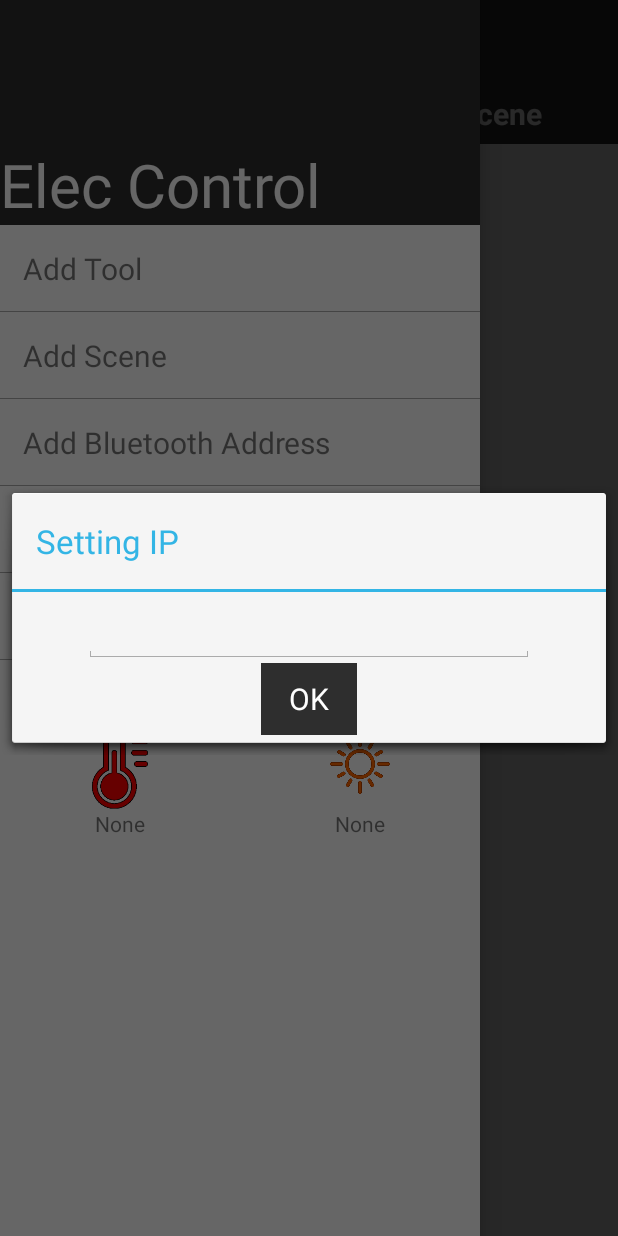
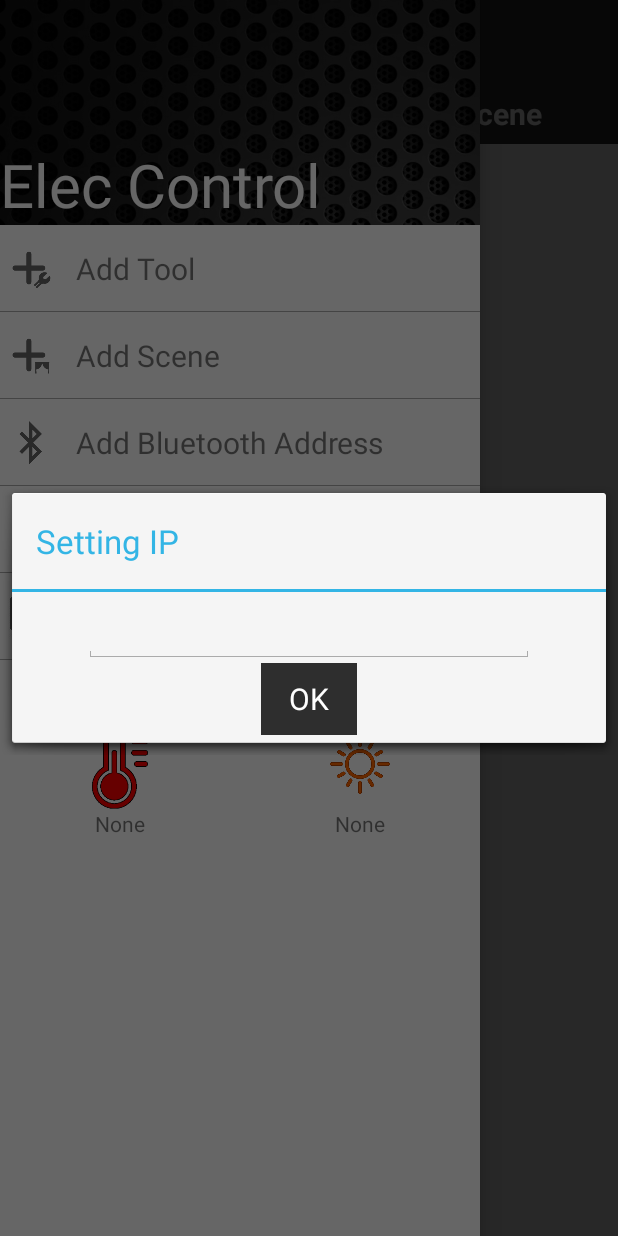
Before and after one commit to dookdikz/seniorProject, an Android app: the screen it shows after launch once a user with an empty profile is signed in (MainActivity), with the side drawer open, on a phone screen of 412 x 824 dp. Run offline under Robolectric (Android 15) with nearby library versions, the light colour scheme and no system bars; our stand-ins replace Firebase (no records; nobody signed in at launch, a user with empty details on screens opened directly); 3 statements that could not run were skipped.

Commit message:
fix bug alarm edit icon hamberger

```diff
--- a/ElecControl/app/src/main/AndroidManifest.xml
+++ b/ElecControl/app/src/main/AndroidManifest.xml
@@ -5,7 +5,9 @@
 
     <uses-permission android:name="android.permission.ACCESS_WIFI_STATE" />
     <uses-permission android:name="android.permission.INTERNET" />
-
+    <uses-permission android:name="android.permission.GET_ACCOUNTS"></uses-permission>
+    <uses-permission android:name="android.permission.AUTHENTICATE_ACCOUNTS"></uses-permission>
+    <uses-permission android:name="android.permission.ACCESS_NETWORK_STATE" />
     <uses-permission android:name="android.permission.WAKE_LOCK" />
     <uses-permission android:name="android.permission.DISABLE_KEYGUARD" />
 
--- a/ElecControl/app/src/main/java/com/example/tanawat/eleccontrol/activity/MainActivity.java
+++ b/ElecControl/app/src/main/java/com/example/tanawat/eleccontrol/activity/MainActivity.java
@@ -1,21 +1,22 @@
 package com.example.tanawat.eleccontrol.activity;
 
 
-import android.support.annotation.NonNull;
-import android.support.v4.app.Fragment;
+import android.content.Context;
 import android.content.DialogInterface;
 import android.content.Intent;
+import android.content.SharedPreferences;
 import android.content.res.Configuration;
 import android.os.Bundle;
+import android.support.annotation.NonNull;
 import android.support.annotation.Nullable;
 import android.support.v4.app.DialogFragment;
+import android.support.v4.app.Fragment;
 import android.support.v4.app.FragmentTransaction;
 import android.support.v4.widget.DrawerLayout;
 import android.support.v7.app.ActionBarDrawerToggle;
 import android.support.v7.app.AlertDialog;
 import android.support.v7.app.AppCompatActivity;
 import android.support.v7.widget.Toolbar;
-import android.util.Log;
 import android.view.MenuItem;
 import android.view.View;
 import android.widget.Button;
@@ -26,12 +27,9 @@ import android.widget.Toast;
 import com.example.tanawat.eleccontrol.R;
 import com.example.tanawat.eleccontrol.cms.ButtonItemCms;
 import com.example.tanawat.eleccontrol.cms.ButtonItemCollectionCms;
-import com.example.tanawat.eleccontrol.fragment.LoginFragment;
 import com.example.tanawat.eleccontrol.fragment.MainFragment;
 import com.example.tanawat.eleccontrol.fragment.SceneFragment;
 import com.example.tanawat.eleccontrol.fragment.SettingDialogFragment;
-
-
 import com.google.android.gms.auth.api.Auth;
 import com.google.android.gms.common.ConnectionResult;
 import com.google.android.gms.common.api.GoogleApiClient;
@@ -42,6 +40,7 @@ import com.google.firebase.database.DatabaseError;
 import com.google.firebase.database.DatabaseReference;
 import com.google.firebase.database.FirebaseDatabase;
 import com.google.firebase.database.ValueEventListener;
+import com.google.gson.Gson;
 
 public class MainActivity extends AppCompatActivity implements MainFragment.FragmentListener, SceneFragment.FragmentListener, GoogleApiClient.OnConnectionFailedListener {
     private static final String ANONYMOUS ="anonymous" ;
@@ -60,6 +59,8 @@ public class MainActivity extends AppCompatActivity implements MainFragment.Frag
     private FirebaseAuth mFirebaseAuth;
     private FirebaseUser mFirebaseUser;
     private GoogleApiClient mGoogleApiClient;
+    final DatabaseReference mRootRef = FirebaseDatabase.getInstance().getReference();
+
     Intent intentService;
 String mUsername;
     String mPhotoUrl;
@@ -70,8 +71,10 @@ String mUsername;
         super.onCreate(savedInstanceState);
         setContentView(R.layout.activity_main);
         mUsername = ANONYMOUS;
+
         mFirebaseAuth = FirebaseAuth.getInstance();
         mFirebaseUser = mFirebaseAuth.getCurrentUser();
+
         if (mFirebaseUser == null) {
             // Not signed in, launch the Sign In activity
 
@@ -80,8 +83,6 @@ String mUsername;
             return;
         } else {
             mUsername = mFirebaseUser.getUid();
-
-            Log.d("mUser",mUsername);
             if (mFirebaseUser.getPhotoUrl() != null) {
                 mPhotoUrl = mFirebaseUser.getPhotoUrl().toString();
             }
@@ -98,7 +99,12 @@ String mUsername;
 
         initInstance();
         if (savedInstanceState == null) {
-        intentService = new Intent(this,MyService.class);
+            SharedPreferences pref = getApplicationContext().getSharedPreferences("mUserId", Context.MODE_PRIVATE);
+            SharedPreferences.Editor editor = pref.edit();
+            String json = new Gson().toJson(mUsername);
+            editor.putString("json", json);
+            editor.apply();
+            intentService = new Intent(this,MyService.class);
             intentService.putExtra("mUser",mUsername);
 
             startService(intentService);
@@ -131,7 +137,7 @@ String mUsername;
         mRootRef.child("sensor/temp").addValueEventListener(new ValueEventListener() {
             @Override
             public void onDataChange(DataSnapshot dataSnapshot) {
-                tvTempSensor.setText(dataSnapshot.getValue().toString());
+                tvTempSensor.setText(dataSnapshot.getValue().toString()+" C");
             }
 
             @Override
@@ -143,10 +149,13 @@ String mUsername;
             @Override
             public void onDataChange(DataSnapshot dataSnapshot) {
                 if(dataSnapshot!=null){
-                    Long light = dataSnapshot.getValue(Long.class);
-                    if(light!=0){
-                        light = ((1023-light)*  50/light);
-                        tvLightSensor.setText(light.toString());
+                    if(dataSnapshot.getValue(Long.class)!=0){
+                        Long light =dataSnapshot.getValue(Long.class) ;
+                        if(light>1023){
+                            light = Long.valueOf(1023);
+                        }
+                        light = ((1023-light)*  100/light);
+                        tvLightSensor.setText(light.toString()+" Lux");
                     }
 
                 }
--- a/ElecControl/app/src/main/java/com/example/tanawat/eleccontrol/fragment/SceneFragment.java
+++ b/ElecControl/app/src/main/java/com/example/tanawat/eleccontrol/fragment/SceneFragment.java
@@ -434,6 +434,7 @@ public class SceneFragment extends Fragment {
                 listView.setEnabled(false);
 
                 if(call==null){
+                    btnGoTool.setEnabled(true);
                     listView.setEnabled(true);
                 }
 
@@ -532,7 +533,7 @@ public class SceneFragment extends Fragment {
 
             }
             mRootRef.child(pathListTool).setValue(allTool);
-            btnGoTool.setEnabled(true);
+
             listView.setEnabled(true);
         }
 
--- a/ElecControl/app/src/main/java/com/example/tanawat/eleccontrol/fragment/SetSceneOptionFragment.java
+++ b/ElecControl/app/src/main/java/com/example/tanawat/eleccontrol/fragment/SetSceneOptionFragment.java
@@ -477,7 +477,7 @@ public class SetSceneOptionFragment extends Fragment {
                 intent.putExtra("mUser",mUser);
                 PendingIntent pendingIntent = PendingIntent.getBroadcast(getActivity(), id, intent, 0);
                 AlarmManager alarmManager = (AlarmManager) getContext().getSystemService(getContext().ALARM_SERVICE);
-                alarmManager.setRepeating(AlarmManager.RTC_WAKEUP, calendar.getTimeInMillis(),alarmManager.INTERVAL_DAY * 7, pendingIntent);
+                alarmManager.set(AlarmManager.RTC_WAKEUP, calendar.getTimeInMillis(), pendingIntent);
                 buttonItemCollectionCms.setTime(this.time);
                 buttonItemCollectionCms.setCheckTime("On");
 
--- a/ElecControl/app/src/main/res/layout/activity_main.xml
+++ b/ElecControl/app/src/main/res/layout/activity_main.xml
@@ -35,7 +35,7 @@
 <LinearLayout
     android:layout_width="match_parent"
     android:layout_height="150dp"
-    android:background="?attr/colorPrimary">
+   android:background="@drawable/head_ham">
 <RelativeLayout
     android:layout_width="match_parent"
     android:layout_height="match_parent">
@@ -53,8 +53,14 @@
             android:id="@+id/layoutAddTool"
             android:layout_width="match_parent"
             android:layout_height="wrap_content"
-            android:orientation="vertical"
+            android:orientation="horizontal"
             android:background="@drawable/border">
+            <ImageView
+                android:layout_marginLeft="5dp"
+                android:layout_gravity="center"
+                android:layout_width="30dp"
+                android:layout_height="30dp"
+                android:src="@drawable/add_tool_ham"/>
             <TextView
                 android:layout_width="match_parent"
                 android:layout_height="wrap_content"
@@ -68,8 +74,14 @@
             android:id="@+id/layoutAddScene"
             android:layout_width="match_parent"
             android:layout_height="wrap_content"
-            android:orientation="vertical"
+            android:orientation="horizontal"
             android:background="@drawable/border">
+            <ImageView
+                android:layout_gravity="center"
+                android:layout_marginLeft="5dp"
+                android:layout_width="30dp"
+                android:layout_height="30dp"
+                android:src="@drawable/add_scene_ham"/>
             <TextView
                 android:layout_width="match_parent"
                 android:layout_height="wrap_content"
@@ -82,8 +94,14 @@
             android:id="@+id/layoutSetBluetooth"
             android:layout_width="match_parent"
             android:layout_height="wrap_content"
-            android:orientation="vertical"
+            android:orientation="horizontal"
             android:background="@drawable/border">
+            <ImageView
+                android:layout_gravity="center"
+                android:layout_marginLeft="5dp"
+                android:layout_width="30dp"
+                android:layout_height="30dp"
+                android:src="@drawable/bluetooth_icon_ham"/>
             <TextView
                 android:layout_width="match_parent"
                 android:layout_height="wrap_content"
@@ -96,8 +114,14 @@
             android:id="@+id/layoutSetIp"
             android:layout_width="match_parent"
             android:layout_height="wrap_content"
-            android:orientation="vertical"
+            android:orientation="horizontal"
             android:background="@drawable/border">
+            <ImageView
+                android:layout_gravity="center"
+                android:layout_marginLeft="5dp"
+                android:layout_width="30dp"
+                android:layout_height="30dp"
+                android:src="@drawable/setting_icon_ham"/>
             <TextView
                 android:layout_width="match_parent"
                 android:layout_height="wrap_content"
@@ -110,8 +134,14 @@
             android:id="@+id/layoutSignOut"
             android:layout_width="match_parent"
             android:layout_height="wrap_content"
-            android:orientation="vertical"
+            android:orientation="horizontal"
             android:background="@drawable/border">
+            <ImageView
+                android:layout_gravity="center"
+                android:layout_marginLeft="5dp"
+                android:layout_width="30dp"
+                android:layout_height="30dp"
+                android:src="@drawable/logout_ham"/>
             <TextView
                 android:layout_width="match_parent"
                 android:layout_height="wrap_content"
```
Also changed, not shown: ElecControl/app/src/main/java/com/example/tanawat/eleccontrol/activity/AlarmReceiver.java (+110 -40 lines), ElecControl/app/src/main/java/com/example/tanawat/eleccontrol/activity/MyService.java (+13 -3 lines), ElecControl/app/src/main/res/drawable-xhdpi/add_scene_ham.png (added), ElecControl/app/src/main/res/drawable-xhdpi/add_tool_ham.png (added), ElecControl/app/src/main/res/drawable-xhdpi/bluetooth_icon_ham.png (added), ElecControl/app/src/main/res/drawable-xhdpi/head_ham.png (added), ElecControl/app/src/main/res/drawable-xhdpi/logout_ham.png (added), ElecControl/app/src/main/res/drawable-xhdpi/setting_icon_ham.png (added).
